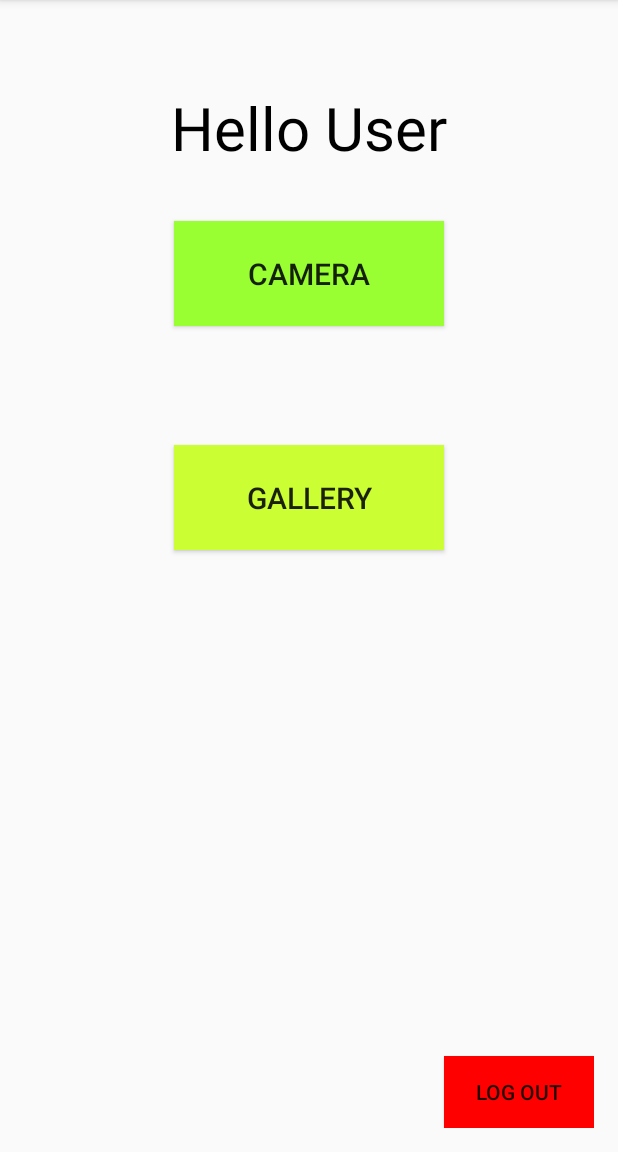
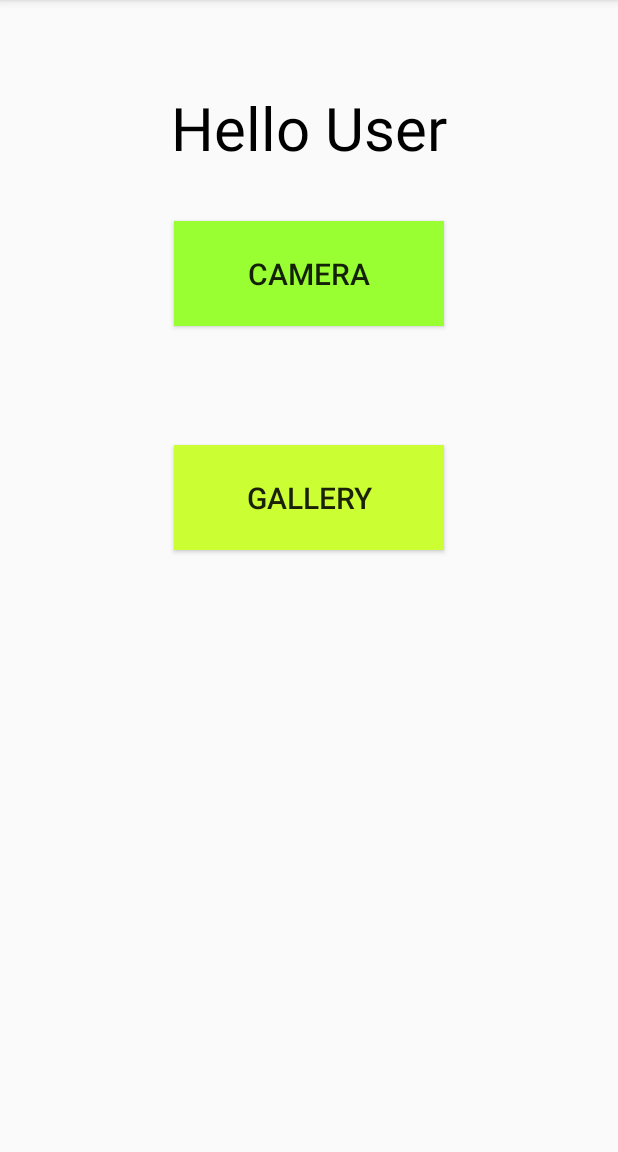
Before and after one commit to dmonroym/TheSelfieStudio, an Android app: the MainActivity screen opened directly, with no data from a screen before it, on a phone screen of 412 x 824 dp, the part 84-1236 px from its top. Run offline under Robolectric (Android 15) with nearby library versions, the phone set to English and light mode, and no system bars; libraries missing offline, so code that uses them is left out: com.facebook, com.facebook.login; 4 statements that could not run were skipped.

Commit message:
Moved logout to the options menu and removed the button

```diff
--- a/app/src/main/java/com/cs371m/theselfiestudio/MainActivity.java
+++ b/app/src/main/java/com/cs371m/theselfiestudio/MainActivity.java
@@ -34,17 +34,6 @@ public class MainActivity extends ActionBarActivity {
         profile = Profile.getCurrentProfile();
         greeting = (TextView) findViewById(R.id.greeting);
         greeting.setText(getString(R.string.hello_user) + " " + profile.getFirstName());
-
-        final Intent intent_logIn = new Intent(this, LoginActivity.class);
-
-        final Button button = (Button) findViewById(R.id.logOutButton);
-        button.setOnClickListener(new View.OnClickListener() {
-            public void onClick(View v) {
-                AccessToken.setCurrentAccessToken(null);
-                startActivity(intent_logIn);
-                finish();
-            }
-        });
     }
 
 
@@ -62,8 +51,12 @@ public class MainActivity extends ActionBarActivity {
         // as you specify a parent activity in AndroidManifest.xml.
         int id = item.getItemId();
 
+        final Intent intent_logIn = new Intent(this, LoginActivity.class);
         //noinspection SimplifiableIfStatement
-        if (id == R.id.action_settings) {
+        if (id == R.id.action_logOut) {
+            AccessToken.setCurrentAccessToken(null);
+            startActivity(intent_logIn);
+            finish();
             return true;
         }
         return super.onOptionsItemSelected(item);
--- a/app/src/main/res/layout/activity_main.xml
+++ b/app/src/main/res/layout/activity_main.xml
@@ -28,19 +28,6 @@
         android:layout_centerHorizontal="true"
         android:layout_marginTop="79dp" />
 
-    <Button
-        style="?android:attr/buttonStyleSmall"
-        android:layout_width="wrap_content"
-        android:layout_height="wrap_content"
-        android:text="Log Out"
-        android:id="@+id/logOutButton"
-        android:layout_alignParentBottom="true"
-        android:layout_alignParentRight="true"
-        android:layout_alignParentEnd="true"
-        android:background="#FF0000"
-        android:layout_toRightOf="@+id/galleryButton"
-        android:layout_toEndOf="@+id/galleryButton" />
-
     <TextView
         android:layout_width="wrap_content"
         android:layout_height="wrap_content"
--- a/app/src/main/res/menu/menu_main.xml
+++ b/app/src/main/res/menu/menu_main.xml
@@ -2,6 +2,6 @@
     xmlns:app="http://schemas.android.com/apk/res-auto"
     xmlns:tools="http://schemas.android.com/tools"
     tools:context="com.cs371m.theselfiestudio.MainActivity">
-    <item android:id="@+id/action_settings" android:title="@string/action_settings"
+    <item android:id="@+id/action_logOut" android:title="@string/action_settings"
         android:orderInCategory="100" app:showAsAction="never" />
 </menu>
--- a/app/src/main/res/values/strings.xml
+++ b/app/src/main/res/values/strings.xml
@@ -1,7 +1,7 @@
 <resources>
     <string name="app_name">Selfie Studio</string>
     <string name="hello_world">Hello worlds!</string>
-    <string name="action_settings">Settings</string>
+    <string name="action_settings">Log Out</string>
     <string name="facebook_app_id">879715178754310</string>
     <string name="title_activity_main">MainActivity</string>
     <string name="hello_user">Hello</string>
```
